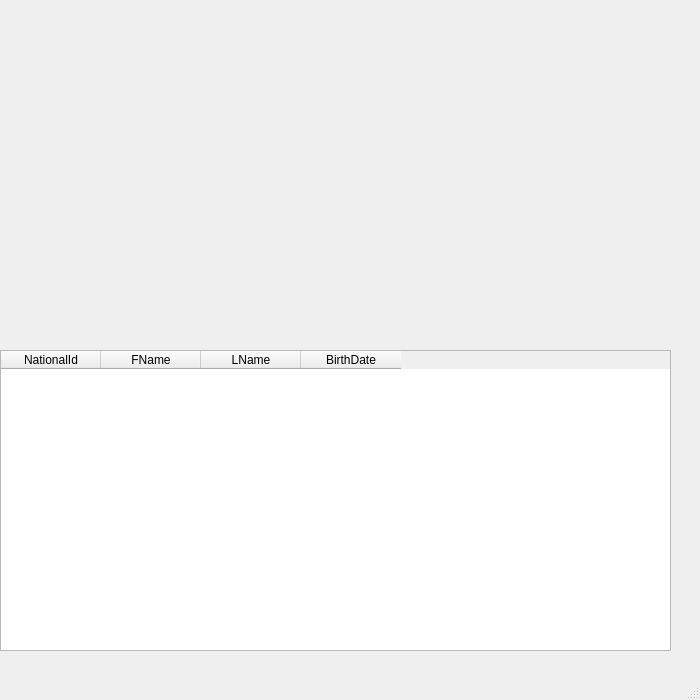
This is Image_Processing/Project/Forms/ListEmployeeForm.ui in BJahanyar/Advanced_Python as Qt 5 draws it before an edit. The edited form follows.
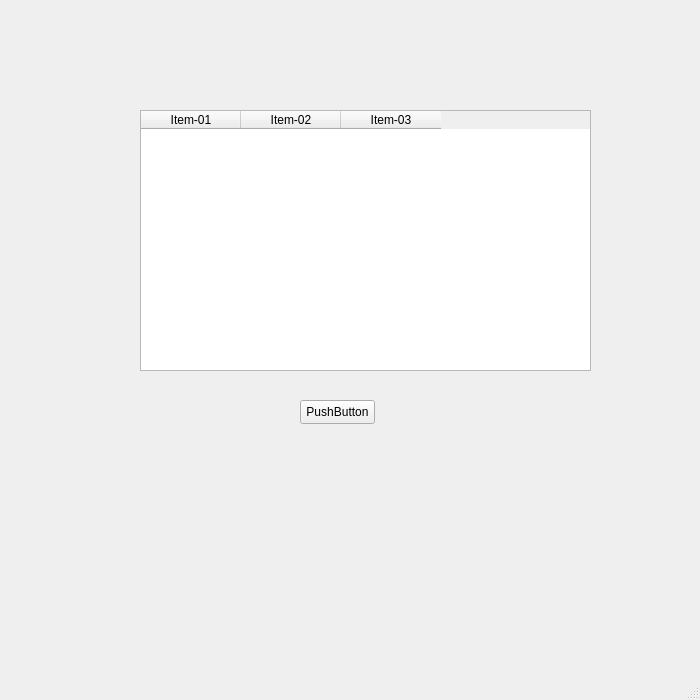
This is the edited form.

Commit message: Set Employee List

```diff
--- a/Image_Processing/Project/Forms/ListEmployeeForm.ui
+++ b/Image_Processing/Project/Forms/ListEmployeeForm.ui
@@ -29,32 +29,43 @@
    <widget class="QTableWidget" name="tableWidget">
     <property name="geometry">
      <rect>
-      <x>0</x>
-      <y>350</y>
-      <width>671</width>
-      <height>301</height>
+      <x>140</x>
+      <y>110</y>
+      <width>451</width>
+      <height>261</height>
      </rect>
     </property>
+    <property name="layoutDirection">
+     <enum>Qt::LeftToRight</enum>
+    </property>
     <column>
      <property name="text">
-      <string>NationalId</string>
+      <string>Item-01</string>
      </property>
     </column>
     <column>
      <property name="text">
-      <string>FName</string>
+      <string>Item-02</string>
      </property>
     </column>
     <column>
      <property name="text">
-      <string>LName</string>
+      <string>Item-03</string>
      </property>
     </column>
-    <column>
-     <property name="text">
-      <string>BirthDate</string>
-     </property>
-    </column>
+   </widget>
+   <widget class="QPushButton" name="pushButton">
+    <property name="geometry">
+     <rect>
+      <x>300</x>
+      <y>400</y>
+      <width>75</width>
+      <height>24</height>
+     </rect>
+    </property>
+    <property name="text">
+     <string>PushButton</string>
+    </property>
    </widget>
   </widget>
   <widget class="QMenuBar" name="menubar">
```
The commit also changes 7 other files.
